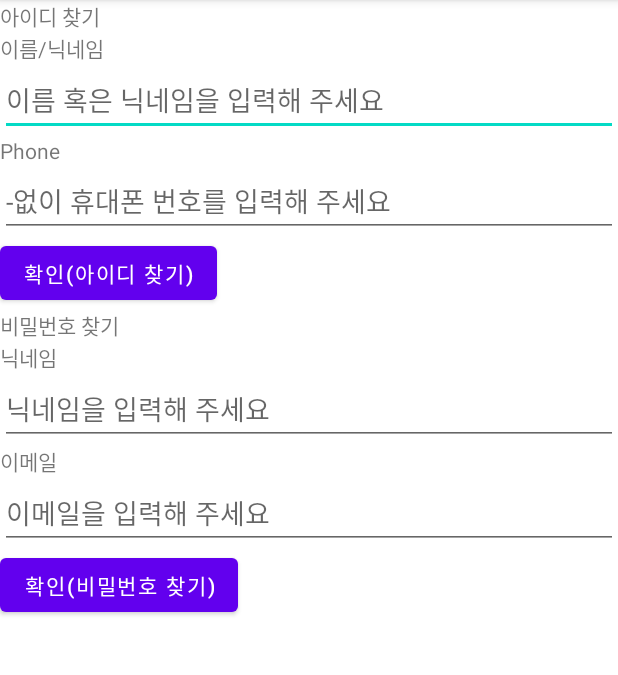
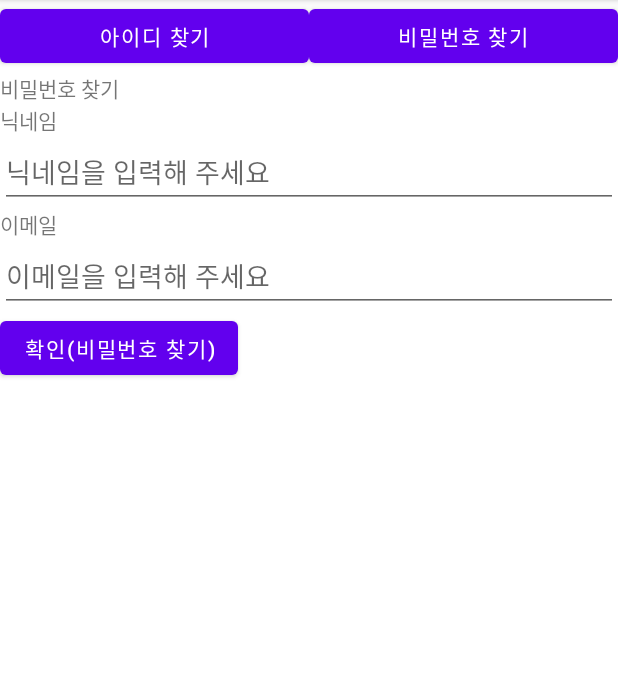
Before and after one commit to Lyne121/WITHME, an Android app: the FindIdPwActivity screen opened directly, with no data from a screen before it, on a phone screen of 412 x 824 dp, the part 84-759 px from its top. Run offline under Robolectric (Android 15) with nearby library versions, the phone set to English and light mode, and no system bars.

Commit message:
#7 find_id_pw 프레임 레이아웃 설정

```diff
--- a/app/src/main/res/layout/activity_find_id_pw.xml
+++ b/app/src/main/res/layout/activity_find_id_pw.xml
@@ -8,7 +8,37 @@
     tools:context=".FindIdPwActivity">
 
 
-<!--    사용자 아이디 찾기 -->
+<!--    프레임레이아웃 구분 버튼 -->
+    <LinearLayout
+        android:layout_width="match_parent"
+        android:layout_height="wrap_content"
+        android:orientation="horizontal">
+
+        <Button
+            android:layout_width="0dp"
+            android:layout_weight="1"
+            android:layout_height="wrap_content"
+            android:text="아이디 찾기" />
+
+        <Button
+            android:layout_width="0dp"
+            android:layout_weight="1"
+            android:layout_height="wrap_content"
+            android:text="비밀번호 찾기" />
+
+    </LinearLayout>
+
+
+    <FrameLayout
+        android:layout_width="match_parent"
+        android:layout_height="match_parent">
+
+<!--        아이디 찾기-->
+        <LinearLayout
+            android:layout_width="match_parent"
+            android:orientation="vertical"
+            android:background="#ffffff"
+            android:layout_height="match_parent">
 
             <TextView
                 android:layout_width="wrap_content"
@@ -39,8 +69,15 @@
                 android:layout_width="wrap_content"
                 android:layout_height="wrap_content"
                 android:text="확인(아이디 찾기)" />
+        </LinearLayout>
 
-<!--    사용자 비밀번호 찾기-->
+<!--        비밀번호 찾기-->
+        <LinearLayout
+            android:layout_width="match_parent"
+            android:layout_height="match_parent"
+            android:background="#ffffff"
+            android:orientation="vertical">
+
             <TextView
                 android:layout_width="wrap_content"
                 android:layout_height="wrap_content"
@@ -68,17 +105,14 @@
                 android:layout_height="wrap_content"
                 android:hint="이메일을 입력해 주세요"/>
 
-
-
             <Button
                 android:id="@+id/btnFindPw"
                 android:layout_width="wrap_content"
                 android:layout_height="wrap_content"
                 android:text="확인(비밀번호 찾기)" />
 
+        </LinearLayout>
 
-
-
-
+    </FrameLayout>
 
 </LinearLayout>
```
Lines whose indentation alone changed are shown as unchanged.
